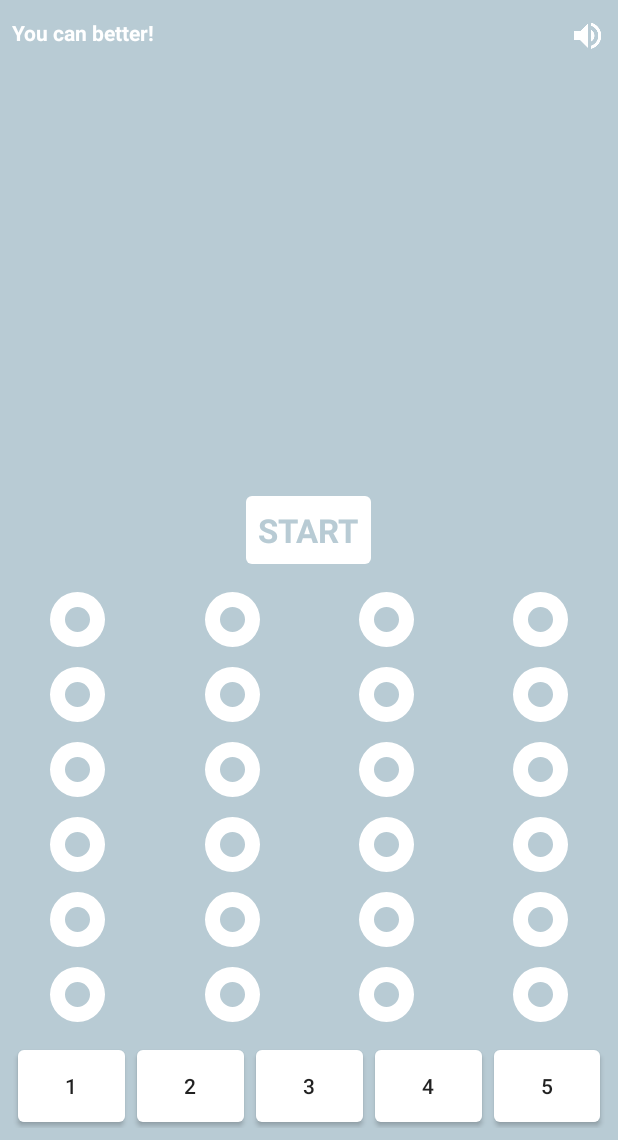
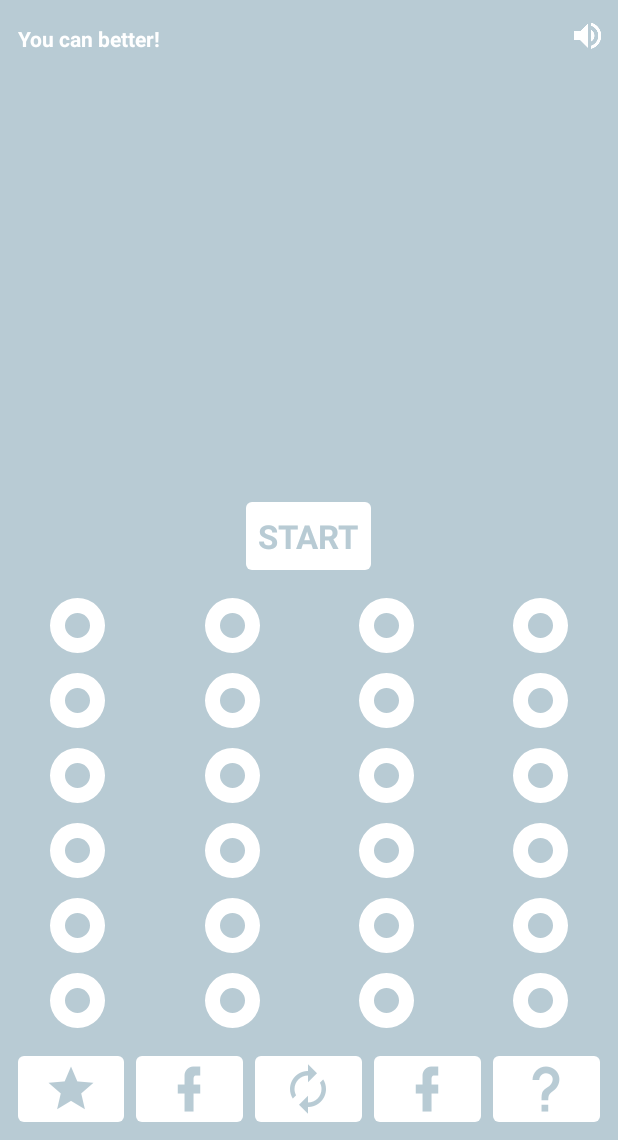
Before and after one commit to ipokidko/FastFinger, an Android app: the screen it shows after launch (MainActivity), on a phone screen of 412 x 824 dp, the part 96-1236 px from its top. Run offline under Robolectric (Android 15) with nearby library versions, the phone set to English and light mode, and no system bars.

Commit message:
add icons for facebook, rate, reset and help buttons. Reset bestScore close #11

```diff
--- a/app/src/main/java/com/a256devs/fastfinger/MainActivity.java
+++ b/app/src/main/java/com/a256devs/fastfinger/MainActivity.java
@@ -32,7 +32,8 @@
     private TextView mBestScore;
     private boolean mVolumeState = true;
     private ImageView mVolumeButton;
-    private Button mFacebookButton;
+    private ImageView mFacebookButton;
+    private ImageView mResetButton;
     private boolean mIsGame = false;
 
     Random rand = new Random();
@@ -58,7 +59,8 @@
         mTimerText = (TextView) findViewById(R.id.timer);
         mBestScore = (TextView) findViewById(R.id.bestScoreNumber);
         mVolumeButton = (ImageView) findViewById(R.id.soundButton);
-        mFacebookButton = (Button) findViewById(R.id.facebook_button);
+        mFacebookButton = (ImageView) findViewById(R.id.facebook_button);
+        mResetButton = (ImageView) findViewById(R.id.reset_button);
 
         // Getting SharedPreferences file or read it if exist.
         sharedPref = getSharedPreferences(getString(R.string.app_preferences), Context.MODE_PRIVATE);
@@ -97,6 +99,7 @@
         mTimerText.setOnClickListener(this);
         mVolumeButton.setOnClickListener(this);
         mFacebookButton.setOnClickListener(this);
+        mResetButton.setOnClickListener(this);
 
 
     }
@@ -124,6 +127,10 @@
                 break;
             case R.id.facebook_button:
                 dialog.show(getFragmentManager(), "aaa");
+                break;
+            case R.id.reset_button:
+                reset();
+                break;
         }
 
     }
@@ -212,8 +219,14 @@
         buttons[index].setVisibility(View.INVISIBLE);
     }
 
-    public void visible () {
+    public void visible() {
         mIndexOfButton = rand.nextInt(buttons.length);
         buttons[mIndexOfButton].setVisibility(View.VISIBLE);
     }
+
+    public void reset() {
+        editor.putInt(getString(R.string.best_score), 0);
+        editor.commit();
+        readAndShowBestScore();
+    }
 }
--- a/app/src/main/res/layout/activity_main.xml
+++ b/app/src/main/res/layout/activity_main.xml
@@ -49,9 +49,9 @@
                 android:layout_height="wrap_content"
                 android:layout_gravity="center_horizontal"
                 android:background="@drawable/button_backgound"
-                android:textStyle="bold"
                 android:textColor="@color/background_color"
-                android:textSize="18sp" />
+                android:textSize="18sp"
+                android:textStyle="bold" />
         </LinearLayout>
 
         <LinearLayout
@@ -79,22 +79,23 @@
                 android:layout_gravity="center_horizontal"
                 android:background="@drawable/button_backgound"
                 android:text="0"
-                android:textStyle="bold"
                 android:textColor="@color/background_color"
-                android:textSize="18sp" />
+                android:textSize="18sp"
+                android:textStyle="bold" />
         </LinearLayout>
 
     </LinearLayout>
 
     <TextView
+        android:id="@+id/main_tips_tv"
         android:layout_width="wrap_content"
         android:layout_height="wrap_content"
+        android:layout_alignStart="@+id/linearLayout2"
+        android:layout_alignTop="@+id/soundButton"
         android:text="Tips"
-        android:id="@+id/main_tips_tv"
+        android:layout_margin="4dp"
         android:textColor="@color/white"
-        android:textStyle="bold"
-        android:layout_alignTop="@+id/soundButton"
-        android:layout_alignStart="@+id/linearLayout2" />
+        android:textStyle="bold" />
 
     <ImageView
         android:id="@+id/soundButton"
@@ -102,7 +103,7 @@
         android:layout_height="wrap_content"
         android:layout_alignEnd="@+id/linearLayout2"
         android:layout_below="@+id/linearLayout2"
-        android:src="@drawable/volume_on"/>
+        android:src="@drawable/volume_on" />
 
     <TextView
         android:id="@+id/timer"
@@ -110,13 +111,13 @@
         android:layout_height="wrap_content"
         android:layout_above="@+id/linearLayout"
         android:layout_centerHorizontal="true"
+        android:layout_margin="4dp"
         android:background="@drawable/button_backgound"
         android:padding="8dp"
-        android:layout_margin="4dp"
         android:text="@string/start"
-        android:textStyle="bold"
         android:textColor="@color/background_color"
-        android:textSize="22sp" />
+        android:textSize="22sp"
+        android:textStyle="bold" />
 
     <LinearLayout
         android:id="@+id/linearLayout"
@@ -334,50 +335,84 @@
         android:layout_margin="8dp"
         android:orientation="horizontal">
 
-        <Button
-            android:id="@+id/button2"
+        <LinearLayout
             android:layout_width="wrap_content"
             android:layout_height="wrap_content"
+            android:layout_weight="1"
             android:layout_margin="4dp"
-            android:layout_weight="1"
+            android:orientation="vertical"
             android:background="@drawable/button_backgound"
-            android:text="1" />
+            android:padding="4dp">
+            <ImageView
+                android:layout_width="wrap_content"
+                android:layout_height="wrap_content"
+                android:layout_gravity="center_horizontal"
+                android:id="@+id/star_button"
+                android:src="@drawable/star"/>
+        </LinearLayout>
 
-        <Button
-            android:id="@+id/facebook_button"
+        <LinearLayout
             android:layout_width="wrap_content"
             android:layout_height="wrap_content"
+            android:layout_weight="1"
             android:layout_margin="4dp"
-            android:layout_weight="1"
+            android:orientation="vertical"
             android:background="@drawable/button_backgound"
-            android:text="2" />
+            android:padding="4dp">
+            <ImageView
+                android:layout_width="wrap_content"
+                android:layout_height="wrap_content"
+                android:layout_gravity="center_horizontal"
+                android:id="@+id/facebook_button"
+                android:src="@drawable/facebook"/>
+        </LinearLayout>
 
-        <Button
-            android:id="@+id/button4"
+        <LinearLayout
             android:layout_width="wrap_content"
             android:layout_height="wrap_content"
+            android:layout_weight="1"
             android:layout_margin="4dp"
-            android:layout_weight="1"
+            android:orientation="vertical"
             android:background="@drawable/button_backgound"
-            android:text="3" />
+            android:padding="4dp">
+            <ImageView
+                android:layout_width="wrap_content"
+                android:layout_height="wrap_content"
+                android:layout_gravity="center_horizontal"
+                android:id="@+id/reset_button"
+                android:src="@drawable/reset"/>
+        </LinearLayout>
 
-        <Button
-            android:id="@+id/button5"
+        <LinearLayout
             android:layout_width="wrap_content"
             android:layout_height="wrap_content"
+            android:layout_weight="1"
             android:layout_margin="4dp"
-            android:layout_weight="1"
+            android:orientation="vertical"
             android:background="@drawable/button_backgound"
-            android:text="4" />
+            android:padding="4dp">
+            <ImageView
+                android:layout_width="wrap_content"
+                android:layout_height="wrap_content"
+                android:layout_gravity="center_horizontal"
+                android:src="@drawable/facebook"/>
+        </LinearLayout>
 
-        <Button
-            android:id="@+id/button"
+        <LinearLayout
             android:layout_width="wrap_content"
             android:layout_height="wrap_content"
+            android:layout_weight="1"
             android:layout_margin="4dp"
-            android:layout_weight="1"
+            android:orientation="vertical"
             android:background="@drawable/button_backgound"
-            android:text="5" />
+            android:padding="4dp">
+            <ImageView
+                android:layout_width="wrap_content"
+                android:layout_height="wrap_content"
+                android:layout_gravity="center_horizontal"
+                android:src="@drawable/help"/>
+        </LinearLayout>
+
     </LinearLayout>
 
 </RelativeLayout>
```
Also changed, not shown: app/src/main/res/drawable-hdpi/facebook.png (added), app/src/main/res/drawable-hdpi/help.png (added), app/src/main/res/drawable-hdpi/reset.png (added), app/src/main/res/drawable-hdpi/star.png (added), app/src/main/res/drawable-mdpi/facebook.png (added), app/src/main/res/drawable-mdpi/help.png (added), app/src/main/res/drawable-mdpi/reset.png (added), app/src/main/res/drawable-mdpi/star.png (added), app/src/main/res/drawable-xhdpi/facebook.png (added), app/src/main/res/drawable-xhdpi/help.png (added), app/src/main/res/drawable-xhdpi/reset.png (added), app/src/main/res/drawable-xhdpi/star.png (added), app/src/main/res/drawable-xxhdpi/facebook.png (added), app/src/main/res/drawable-xxhdpi/help.png (added), 2 more files.
